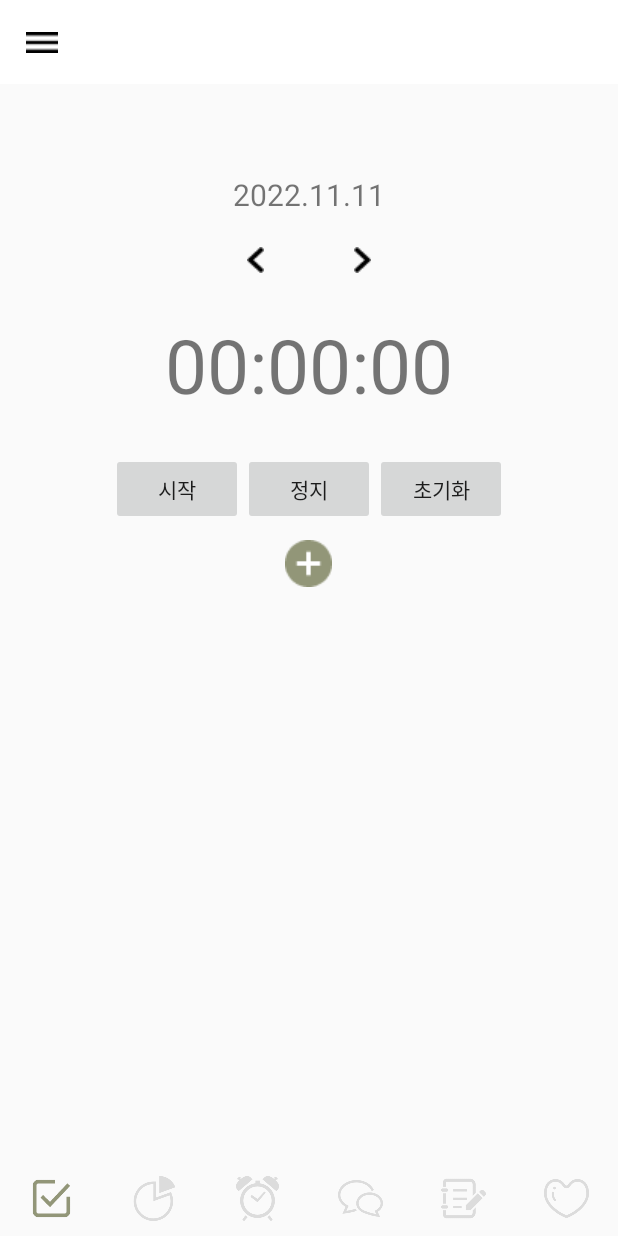
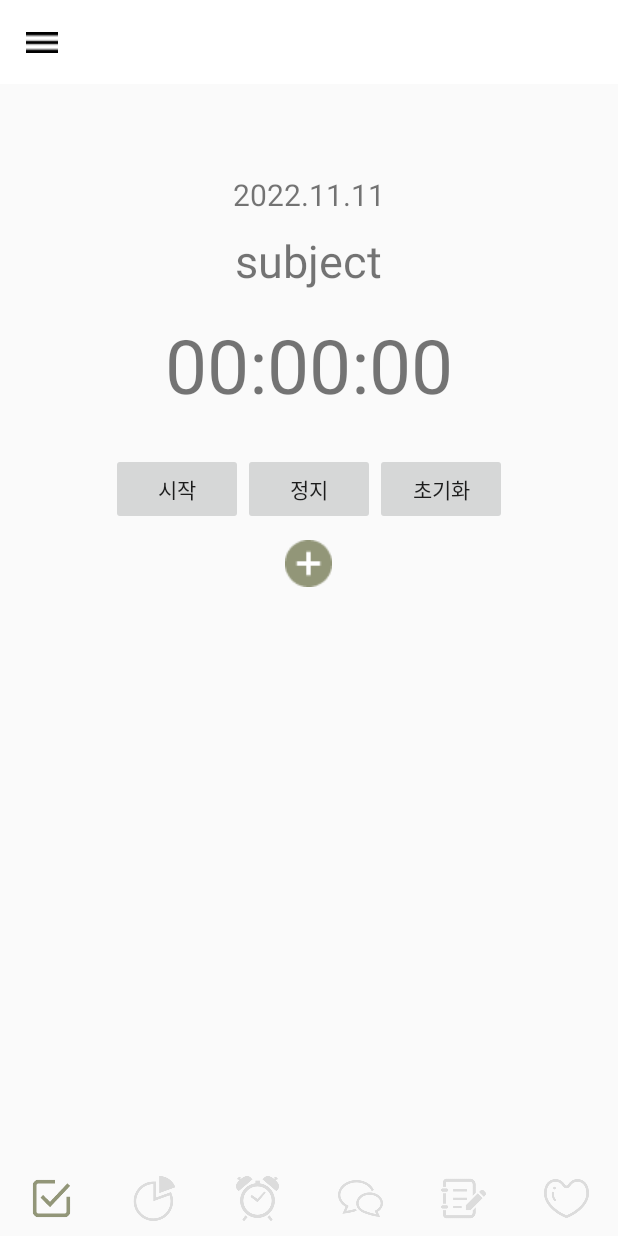
Before and after one commit to limsubinn/oriON, an Android app: the fragment WatchFragment placed in its activity, after a tap on "정지", on a phone screen of 412 x 824 dp. Run offline under Robolectric (Android 15) with nearby library versions, the phone set to English and light mode, and no system bars; our stand-ins replace data binding; 1 statement that could not run was skipped.

Commit message:
11.11 watch 완료

```diff
--- a/DinoStudy/app/src/main/java/com/example/dinostudy/model/EditWatchData.java
+++ b/DinoStudy/app/src/main/java/com/example/dinostudy/model/EditSubjectData.java
@@ -2,7 +2,7 @@ package com.example.dinostudy.model;
 
 import com.google.gson.annotations.SerializedName;
 
-public class EditWatchData {
+public class EditSubjectData {
 
     @SerializedName("position")
     private int position;
@@ -16,7 +16,7 @@ public class EditWatchData {
     @SerializedName("date")
     private String date;
 
-    public EditWatchData(int position, String subject, String username, String date) {
+    public EditSubjectData(int position, String subject, String username, String date) {
         this.position = position;
         this.subject = subject;
         this.username = username;
--- /dev/null
+++ b/DinoStudy/app/src/main/java/com/example/dinostudy/model/EditTimeData.java
@@ -0,0 +1,25 @@
+package com.example.dinostudy.model;
+
+import com.google.gson.annotations.SerializedName;
+
+public class EditTimeData {
+
+    @SerializedName("position")
+    private int position;
+
+    @SerializedName("time")
+    private String time;
+
+    @SerializedName("username")
+    private String username;
+
+    @SerializedName("date")
+    private String date;
+
+    public EditTimeData(int position, String time, String username, String date) {
+        this.position = position;
+        this.time = time;
+        this.username = username;
+        this.date = date;
+    }
+}
--- a/DinoStudy/app/src/main/java/com/example/dinostudy/model/EditWatchResponse.java
+++ b/DinoStudy/app/src/main/java/com/example/dinostudy/model/EditTimeResponse.java
@@ -2,7 +2,7 @@ package com.example.dinostudy.model;
 
 import com.google.gson.annotations.SerializedName;
 
-public class EditWatchResponse {
+public class EditTimeResponse {
     @SerializedName("code")
     private int code;
 
--- a/DinoStudy/app/src/main/java/com/example/dinostudy/repository/ServiceApi.java
+++ b/DinoStudy/app/src/main/java/com/example/dinostudy/repository/ServiceApi.java
@@ -6,10 +6,14 @@ import com.example.dinostudy.model.CheckEmailData;
 import com.example.dinostudy.model.CheckEmailResponse;
 import com.example.dinostudy.model.CreateWatchData;
 import com.example.dinostudy.model.CreateWatchResponse;
+import com.example.dinostudy.model.DeleteTimeData;
+import com.example.dinostudy.model.DeleteTimeResponse;
 import com.example.dinostudy.model.DeleteWatchData;
 import com.example.dinostudy.model.DeleteWatchResponse;
-import com.example.dinostudy.model.EditWatchData;
-import com.example.dinostudy.model.EditWatchResponse;
+import com.example.dinostudy.model.EditSubjectData;
+import com.example.dinostudy.model.EditSubjectResponse;
+import com.example.dinostudy.model.EditTimeData;
+import com.example.dinostudy.model.EditTimeResponse;
 import com.example.dinostudy.model.ReadWatchData;
 import com.example.dinostudy.model.ReadWatchResponse;
 
@@ -34,11 +38,20 @@ public interface ServiceApi {
     @POST("/watch/read")
     Call<ReadWatchResponse> readWatchData (@Body ReadWatchData data);
 
-    // 사용자의 timer 데이터 수정
-    @POST("/watch/edit")
-    Call<EditWatchResponse> editWatchData (@Body EditWatchData data);
+    // 사용자의 timer 과목 수정
+    @POST("/watch/editSubject")
+    Call<EditSubjectResponse> editWatchSubject (@Body EditSubjectData data);
+
+    // 사용자의 timer 시간 수정
+    @POST("/watch/editTime")
+    Call<EditTimeResponse> editWatchTime (@Body EditTimeData data);
 
     // 사용자의 timer 데이터 삭제
     @POST("/watch/delete")
     Call<DeleteWatchResponse> deleteWatchData (@Body DeleteWatchData data);
+
+    // 사용자의 timer 시간 삭제
+    @POST("/watch/deleteTime")
+    Call<DeleteTimeResponse> deleteWatchTime (@Body DeleteTimeData data);
+
 }
--- a/DinoStudy/app/src/main/res/layout/fragment_watch.xml
+++ b/DinoStudy/app/src/main/res/layout/fragment_watch.xml
@@ -18,49 +18,26 @@
         android:layout_centerHorizontal="true"
         android:layout_marginTop="50dp"
         android:padding="10dp"
+        android:text="date"
         android:textSize="20dp" />
 
-    <RelativeLayout
-        android:id="@+id/select_subject"
-        android:layout_width="match_parent"
+
+    <TextView
+        android:id="@+id/subject"
+        android:layout_width="wrap_content"
         android:layout_height="wrap_content"
-        android:orientation="horizontal"
-        android:layout_below="@+id/day_stopwatch">
+        android:layout_centerInParent="true"
+        android:textSize="30dp"
+        android:text="subject"
+        android:layout_below="@+id/day_stopwatch"/>
 
-        <ImageButton
-            android:id="@+id/btn_left"
-            android:layout_width="wrap_content"
-            android:layout_height="wrap_content"
-            android:layout_toLeftOf="@+id/subject"
-            android:layout_centerVertical="true"
-            android:layout_marginRight="30dp"
-            android:src="@drawable/select_left"
-            android:background="@android:color/transparent"/>
 
-        <TextView
-            android:id="@+id/subject"
-            android:layout_width="wrap_content"
-            android:layout_height="wrap_content"
-            android:layout_centerInParent="true"
-            android:textSize="30dp" />
-
-        <ImageButton
-            android:id="@+id/btn_right"
-            android:layout_width="wrap_content"
-            android:layout_height="wrap_content"
-            android:layout_toRightOf="@+id/subject"
-            android:layout_centerVertical="true"
-            android:layout_marginLeft="30dp"
-            android:src="@drawable/select_right"
-            android:background="@android:color/transparent"/>
-
-    </RelativeLayout>
 
     <LinearLayout
         android:id="@+id/layout_plus_subject"
         android:layout_width="match_parent"
         android:layout_height="wrap_content"
-        android:layout_below="@+id/select_subject"
+        android:layout_below="@+id/subject"
         android:layout_centerHorizontal="true"
         android:gravity="center"
         android:orientation="vertical">
```
Also changed, not shown: DinoStudy/app/src/main/java/com/example/dinostudy/model/DeleteTimeData.java (added, +25 -0 lines), DinoStudy/app/src/main/java/com/example/dinostudy/model/DeleteTimeResponse.java (added, +19 -0 lines), DinoStudy/app/src/main/java/com/example/dinostudy/model/EditSubjectResponse.java (added, +19 -0 lines), DinoStudy/app/src/main/java/com/example/dinostudy/view/adapter/WatchAdapter.java (+14 -0 lines), DinoStudy/app/src/main/java/com/example/dinostudy/view/fragment/WatchFragment.java (+105 -13 lines), DinoStudy/app/src/main/java/com/example/dinostudy/viewModel/WatchViewModel.java (+54 -10 lines).
